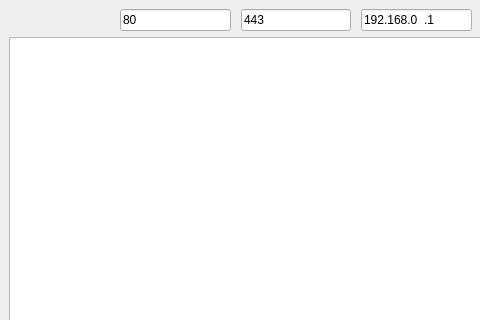
The window that mainwindow.ui (Mephierr/lmap) describes before a commit, drawn with Qt 5; both pictures show x 0 to 480 and y 0 to 320 of the 713 by 538 pixel window.
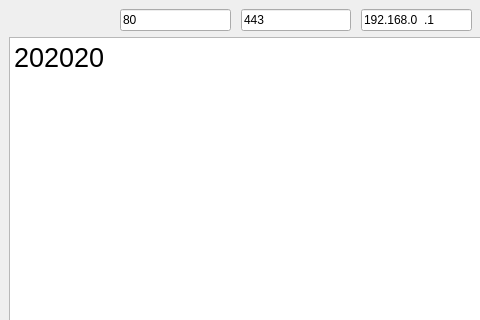
The same window after the commit.

```diff
--- a/mainwindow.ui
+++ b/mainwindow.ui
@@ -76,7 +76,24 @@
      </layout>
     </item>
     <item>
-     <widget class="QTextBrowser" name="OutputTextBrowser"/>
+     <widget class="QTextBrowser" name="OutputTextBrowser">
+      <property name="font">
+       <font>
+        <pointsize>9</pointsize>
+       </font>
+      </property>
+      <property name="html">
+       <string>&lt;!DOCTYPE HTML PUBLIC &quot;-//W3C//DTD HTML 4.0//EN&quot; &quot;http://www.w3.org/TR/REC-html40/strict.dtd&quot;&gt;
+&lt;html&gt;&lt;head&gt;&lt;meta name=&quot;qrichtext&quot; content=&quot;1&quot; /&gt;&lt;meta charset=&quot;utf-8&quot; /&gt;&lt;style type=&quot;text/css&quot;&gt;
+p, li { white-space: pre-wrap; }
+hr { height: 1px; border-width: 0; }
+li.unchecked::marker { content: &quot;\2610&quot;; }
+li.checked::marker { content: &quot;\2612&quot;; }
+&lt;/style&gt;&lt;/head&gt;&lt;body style=&quot; font-family:'Segoe UI'; font-size:9pt; font-weight:400; font-style:normal;&quot;&gt;
+&lt;p style=&quot; margin-top:0px; margin-bottom:0px; margin-left:0px; margin-right:0px; -qt-block-indent:0; text-indent:0px;&quot;&gt;&lt;span style=&quot; font-size:20pt;&quot;&gt;202020&lt;/span&gt;&lt;/p&gt;
+&lt;p style=&quot;-qt-paragraph-type:empty; margin-top:0px; margin-bottom:0px; margin-left:0px; margin-right:0px; -qt-block-indent:0; text-indent:0px; font-size:20pt;&quot;&gt;&lt;br /&gt;&lt;/p&gt;&lt;/body&gt;&lt;/html&gt;</string>
+      </property>
+     </widget>
     </item>
    </layout>
   </widget>
```
